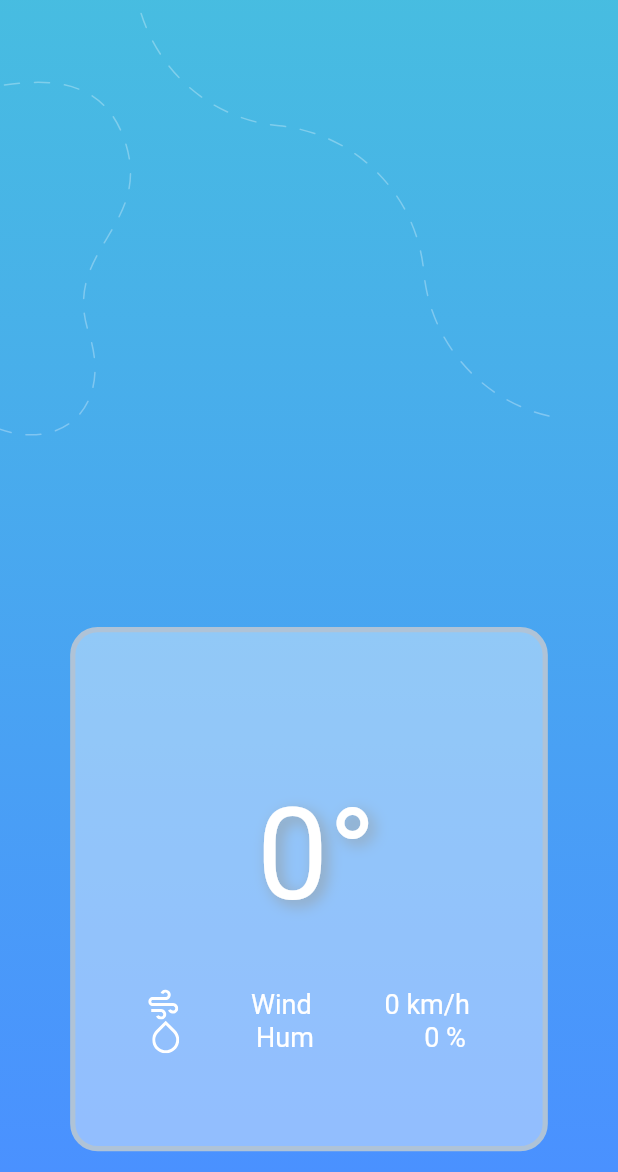
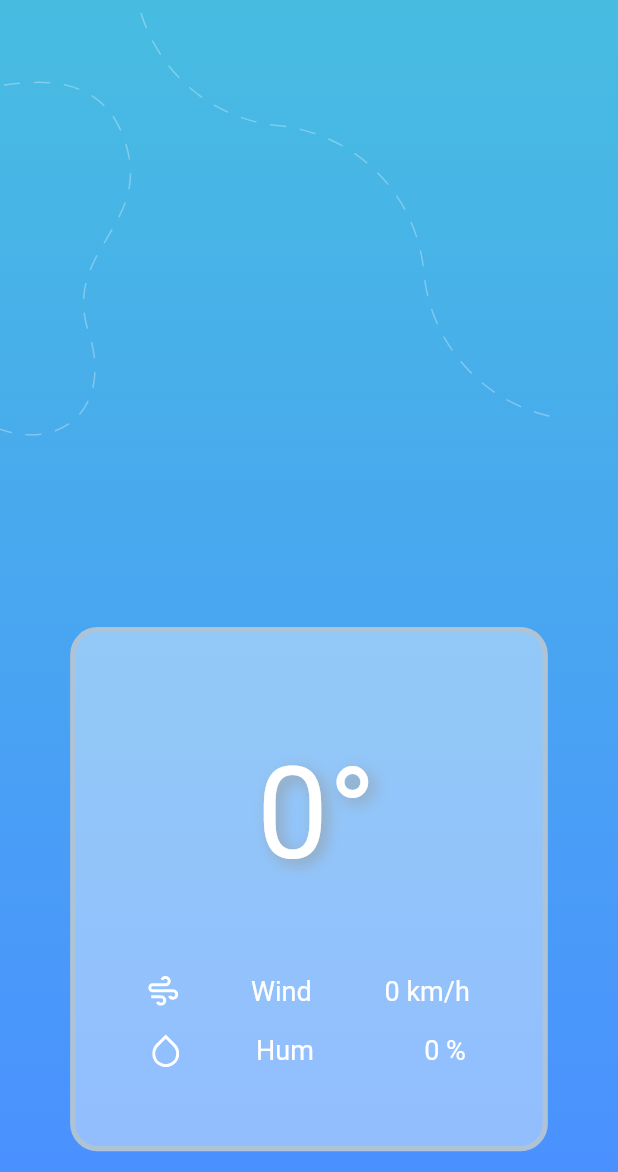
Before and after one commit to laurentcodes/weather-app, a Flutter app: the LocationInfoScreen screen opened directly, on a phone screen of 412 x 824 dp, the part 64-1236 px from its top. Run offline on Flutter 3.47's test engine with Material 2 defaults, Android fonts, the phone set to English and light mode, and no system bars; our stand-ins replace flutter_screenutil, flutter_spinkit, flutter_svg, geolocator, google_fonts; missing offline and left inert: geolocator_web; network calls fail; Roboto replaces fonts that are missing (Overpass).

Commit message:
fix: Minor fixes

```diff
--- a/lib/widgets/weather_card.dart
+++ b/lib/widgets/weather_card.dart
@@ -66,7 +66,13 @@ class WeatherCard extends StatelessWidget {
             padding: EdgeInsets.all(8.w),
             child: Text(desc, style: cardStatusTextSyle),
           ),
-          Row(
+          Padding(
+            padding: EdgeInsets.symmetric(vertical: 10.h),
+            child: Column(
+              children: [
+                Padding(
+                  padding: EdgeInsets.symmetric(vertical: 10.h),
+                  child: Row(
                     mainAxisAlignment: MainAxisAlignment.spaceEvenly,
                     children: [
                       SvgPicture.asset('assets/svg/wind.svg'),
@@ -75,7 +81,10 @@ class WeatherCard extends StatelessWidget {
                       Text('${wind.toString()} km/h', style: cardTextStyle),
                     ],
                   ),
-          Row(
+                ),
+                Padding(
+                  padding: EdgeInsets.symmetric(vertical: 10.h),
+                  child: Row(
                     mainAxisAlignment: MainAxisAlignment.spaceEvenly,
                     children: [
                       SvgPicture.asset('assets/svg/humidity.svg'),
@@ -84,6 +93,10 @@ class WeatherCard extends StatelessWidget {
                       Text('${hum.toString()} %', style: cardTextStyle),
                     ],
                   ),
+                ),
+              ],
+            ),
+          ),
         ],
       ),
     );
```
Lines whose indentation alone changed are shown as unchanged.
